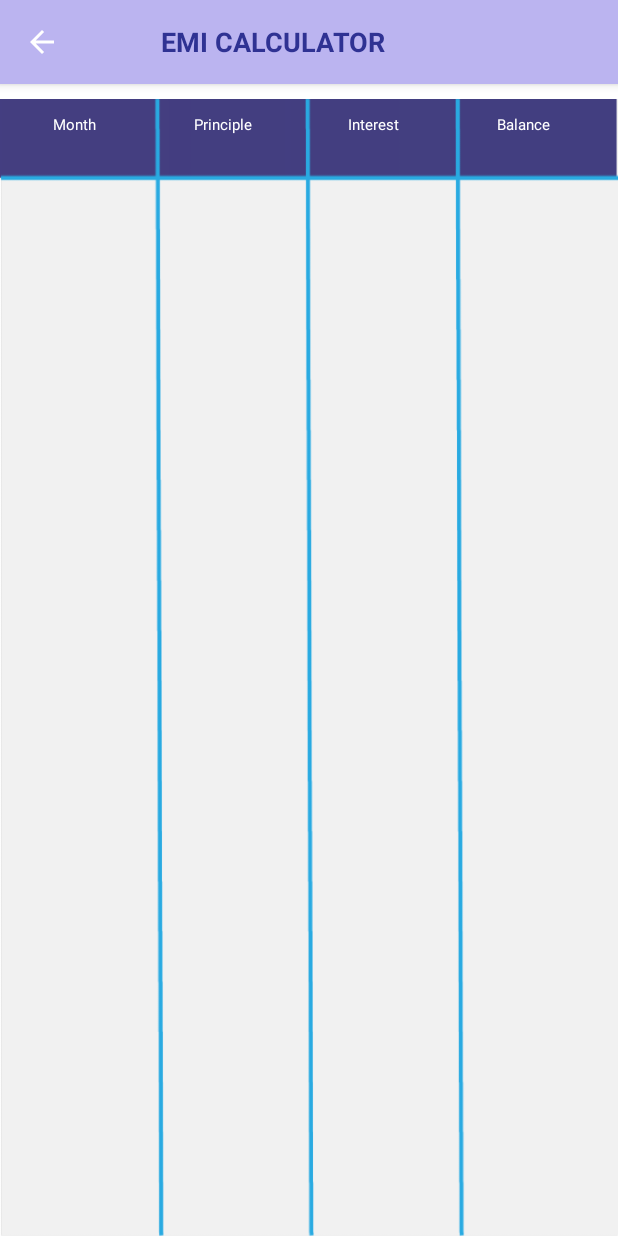
After one commit to Aniksaha-ui/EmiCalculator-final, an Android app: the RateStatisticsActivity screen opened directly, with no data from a screen before it, on a phone screen of 412 x 824 dp. The commit adds this screen. Run offline under Robolectric (Android 15) with nearby library versions, the phone set to English and light mode, and no system bars; 4 statements that could not run were skipped.

Commit message:
16-4-2021

```diff
--- a/app/src/main/java/com/pipapps/emicalculator/MainActivity.kt
+++ b/app/src/main/java/com/pipapps/emicalculator/MainActivity.kt
@@ -7,6 +7,7 @@ import android.view.View
 import androidx.appcompat.app.ActionBar
 import com.pipapps.emicalculator.fdcalculator.FdActivity
 import com.pipapps.emicalculator.fdcalculator.InterestPayoutActivity
+import com.pipapps.emicalculator.rateofinterest.RateOfInterestActivity
 import com.pipapps.emicalculator.rdcalculator.RdActivity
 import kotlinx.android.synthetic.main.activity_main.*
 
--- /dev/null
+++ b/app/src/main/java/com/pipapps/emicalculator/rateofinterest/RateStatisticsActivity.kt
@@ -0,0 +1,71 @@
+package com.pipapps.emicalculator.rateofinterest
+
+import androidx.appcompat.app.AppCompatActivity
+import android.os.Bundle
+import android.widget.LinearLayout
+import android.widget.TextView
+import androidx.appcompat.app.ActionBar
+import androidx.recyclerview.widget.LinearLayoutManager
+import androidx.recyclerview.widget.RecyclerView
+import com.pipapps.emicalculator.R
+import com.pipapps.emicalculator.StatisticsData
+
+class RateStatisticsActivity : AppCompatActivity() {
+    private var yearCount: TextView?=null
+    private var principleCount: TextView?=null
+    private var interestCount: TextView?=null
+    private var balanceCount: TextView?=null
+
+    override fun onCreate(savedInstanceState: Bundle?) {
+        super.onCreate(savedInstanceState)
+        setContentView(R.layout.activity_rate_statistics)
+
+
+        supportActionBar!!.setDisplayOptions(ActionBar.DISPLAY_SHOW_CUSTOM);
+        supportActionBar!!.setCustomView(R.layout.action_bar_layout2);
+        supportActionBar!!.setDisplayHomeAsUpEnabled(true)
+        supportActionBar!!.setTitle("EMI Calculator")
+
+        val bundle = intent.extras
+        if (bundle!= null){
+            val P = bundle!!.getString("P")
+            val N= bundle!!.getString("N")
+            val E=bundle!!.getString("E")
+            val I=bundle!!.getString("rateofInterest")
+        }
+
+        val recyclerView = findViewById(R.id.recyclerView10) as RecyclerView
+
+        recyclerView.layoutManager= LinearLayoutManager(this@RateStatisticsActivity, LinearLayout.VERTICAL,
+            false)
+
+        val count = ArrayList<RateOfInterestData>()
+
+        var P = bundle!!.getString("P")!!.toFloat()
+        var N= bundle!!.getString("N")!!.toFloat()
+        var E= bundle!!.getString("E")!!.toFloat()
+        var I=bundle!!.getString("rateofInterest")!!.toFloat()
+        var i=1
+
+
+        while (P>=1.0){
+
+            var givenInterest:Float=(P*I)/(12*100)
+            var givenInterestFinal:String="%.2f".format(givenInterest)
+            var givenPrincipal:Float=(E-givenInterest)
+            var givenPrincipalFinal:String="%.2f".format(givenPrincipal)
+            P=P-givenPrincipal
+            var PrincipalFinal:String="%.2f".format(P)
+
+
+            count.add(RateOfInterestData(i.toString(),givenPrincipalFinal.toString(), givenInterestFinal.toString(),PrincipalFinal.toString()))
+            i++
+        }
+        //creating our adapter
+        val adapter = RateOfInterestAdapter(count)
+        //now adding the adapter to recyclerview
+        recyclerView.adapter = adapter
+
+
+    }
+}
--- a/app/src/main/res/layout/activity_rate_of_interest.xml
+++ b/app/src/main/res/layout/activity_rate_of_interest.xml
@@ -10,7 +10,7 @@
     android:paddingTop="@dimen/fab_margin"
     android:paddingRight="30dp"
     android:paddingBottom="@dimen/fab_margin"
-    tools:context=".RateOfInterestActivity">
+    tools:context=".rateofinterest.RateOfInterestActivity">
 
 
     <TextView
--- /dev/null
+++ b/app/src/main/res/layout/activity_rate_statistics.xml
@@ -0,0 +1,130 @@
+<?xml version="1.0" encoding="utf-8"?>
+
+<androidx.constraintlayout.widget.ConstraintLayout xmlns:android="http://schemas.android.com/apk/res/android"
+    xmlns:app="http://schemas.android.com/apk/res-auto"
+    xmlns:tools="http://schemas.android.com/tools"
+    android:layout_width="match_parent"
+    android:layout_height="match_parent"
+    tools:context=".rateofinterest.RateOfInterestActivity">
+
+    <!--    <androidx.appcompat.widget.Toolbar-->
+    <!--        android:id="@+id/toolbar"-->
+    <!--        android:layout_width="0dp"-->
+    <!--        android:layout_height="wrap_content"-->
+    <!--        android:layout_marginBottom="370dp"-->
+    <!--        android:background="#8A59DD"-->
+    <!--        app:layout_constraintBottom_toTopOf="@+id/linearLayout3"-->
+    <!--        app:layout_constraintEnd_toEndOf="parent"-->
+    <!--        app:layout_constraintHorizontal_bias="0.0"-->
+    <!--        app:layout_constraintStart_toStartOf="parent"-->
+    <!--        app:layout_constraintTop_toTopOf="parent"-->
+    <!--        app:layout_constraintVertical_bias="0.0"-->
+    <!--        tools:ignore="MissingConstraints">-->
+
+    <!--        <TextView-->
+    <!--            android:layout_width="match_parent"-->
+    <!--            android:layout_height="wrap_content"-->
+    <!--            android:gravity="center"-->
+    <!--            android:text="EMI + Financial Calculator"-->
+    <!--            android:textColor="@color/white"-->
+    <!--            android:textSize="18sp"-->
+
+    <!--            />-->
+
+    <!--    </androidx.appcompat.widget.Toolbar>-->
+
+    <RelativeLayout
+        android:layout_width="match_parent"
+        android:layout_height="match_parent"
+        android:layout_marginTop="10dp"
+        android:background="@drawable/asset_9"
+        app:layout_constraintBottom_toBottomOf="parent"
+        app:layout_constraintEnd_toEndOf="parent"
+        app:layout_constraintStart_toStartOf="parent"
+        app:layout_constraintTop_toBottomOf="@+id/toolbar"
+        app:layout_constraintVertical_bias="0.050"
+        tools:ignore="MissingConstraints">
+
+
+        <LinearLayout
+            android:id="@+id/linearLayout10"
+            android:layout_width="380dp"
+            android:layout_height="wrap_content"
+
+            android:layout_alignParentStart="true"
+            android:layout_alignParentLeft="true"
+            android:layout_alignParentEnd="true"
+            android:layout_alignParentRight="true"
+            android:layout_marginStart="0dp"
+            android:layout_marginLeft="0dp"
+            android:layout_marginEnd="13dp"
+            android:layout_marginRight="13dp"
+            android:orientation="horizontal"
+            android:weightSum="4">
+
+
+            <TextView
+                android:layout_width="0dp"
+                android:layout_height="wrap_content"
+                android:layout_weight="1"
+                android:gravity="center_horizontal"
+                android:padding="10sp"
+                android:text="Month"
+                android:textColor="@android:color/white"
+                android:textSize="10sp" />
+
+
+            <TextView
+                android:layout_width="0dp"
+                android:layout_height="wrap_content"
+                android:layout_weight="1"
+                android:gravity="center_horizontal"
+
+                android:text="Principle"
+                android:textColor="@android:color/white"
+                android:textSize="10sp" />
+
+            <TextView
+                android:layout_width="0dp"
+                android:layout_height="wrap_content"
+                android:layout_weight="1"
+                android:gravity="center_horizontal"
+                android:padding="1sp"
+                android:text="Interest"
+                android:textColor="@android:color/white"
+                android:textSize="10sp" />
+
+
+            <TextView
+                android:layout_width="0dp"
+                android:layout_height="wrap_content"
+                android:layout_weight="1"
+                android:gravity="center_horizontal"
+                android:padding="10sp"
+                android:text="Balance"
+                android:textColor="@android:color/white"
+                android:textSize="10sp" />
+
+
+        </LinearLayout>
+
+        <androidx.recyclerview.widget.RecyclerView
+            android:id="@+id/recyclerView10"
+            android:layout_width="match_parent"
+            android:layout_height="705dp"
+            android:layout_below="@+id/linearLayout10"
+            android:layout_alignParentEnd="true"
+            android:layout_alignParentRight="true"
+            android:layout_alignParentBottom="true"
+            android:layout_marginTop="12dp"
+            android:layout_marginEnd="0dp"
+            android:layout_marginRight="0dp"
+            android:layout_marginBottom="24dp" />
+
+
+    </RelativeLayout>
+
+
+
+
+</androidx.constraintlayout.widget.ConstraintLayout>
```
Also changed, not shown: app/src/main/AndroidManifest.xml (+5 -4 lines), app/src/main/java/com/pipapps/emicalculator/rateofinterest/RateOfInterestActivity.kt (renamed from app/src/main/java/com/pipapps/emicalculator/RateOfInterestActivity.kt, +73 -10 lines), app/src/main/java/com/pipapps/emicalculator/rateofinterest/RateOfInterestAdapter.kt (added, +49 -0 lines), app/src/main/java/com/pipapps/emicalculator/rateofinterest/RateOfInterestData.kt (added, +9 -0 lines), app/src/main/res/layout/rateofinterest_activity_statistics.xml (added, +130 -0 lines), app/src/main/res/layout/rateofinterest_recycler_row.xml (added, +69 -0 lines).
